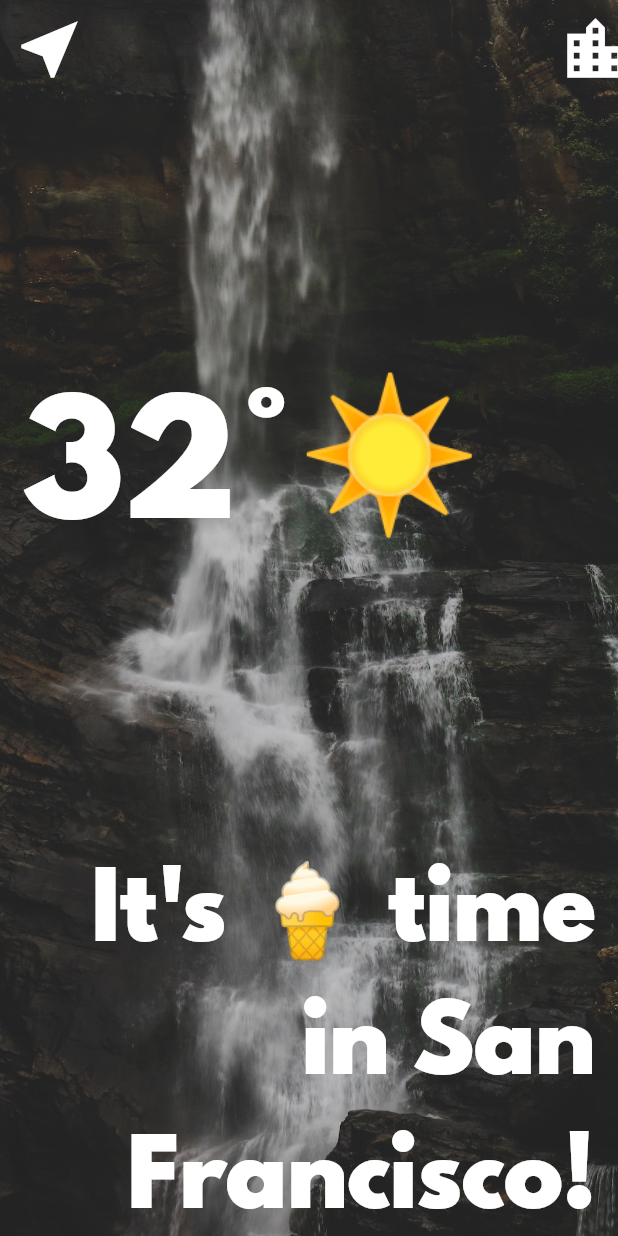
After one commit to ChuguevRoman/weather, a Flutter app: the LocationScreen screen opened directly, on a phone screen of 412 x 824 dp. The commit adds this screen. Run offline on Flutter 3.47's test engine with Material 2 defaults, Android fonts, the phone set to English and light mode, and no system bars; our stand-ins replace geolocator.

Commit message:
Created location_screen which will display weather data. I created the images and fonts folders into which I uploaded the files. I included them in pubspec.yaml. Created a constants file.

```diff
--- a/lib/screens/loading_screen.dart
+++ b/lib/screens/loading_screen.dart
@@ -1,6 +1,4 @@
 import 'package:flutter/material.dart';
-
-import '../services/location.dart';
 
 class LoadingScreen extends StatefulWidget {
   const LoadingScreen({Key? key}) : super(key: key);
--- /dev/null
+++ b/lib/screens/location_screen.dart
@@ -0,0 +1,79 @@
+import 'package:flutter/material.dart';
+
+import '../utilities/constants.dart';
+
+class LocationScreen extends StatefulWidget {
+  const LocationScreen({super.key});
+
+  @override
+  State<LocationScreen> createState() => _LocationScreenState();
+}
+
+class _LocationScreenState extends State<LocationScreen> {
+  @override
+  Widget build(BuildContext context) {
+    return Scaffold(
+      body: Container(
+        decoration: BoxDecoration(
+          image: DecorationImage(
+            image: const AssetImage('images/location_background.jpg'),
+            fit: BoxFit.cover,
+            colorFilter: ColorFilter.mode(
+                Colors.white.withOpacity(0.8), BlendMode.dstATop),
+          ),
+        ),
+        constraints: const BoxConstraints.expand(),
+        child: SafeArea(
+          child: Column(
+            mainAxisAlignment: MainAxisAlignment.spaceBetween,
+            crossAxisAlignment: CrossAxisAlignment.stretch,
+            children: <Widget>[
+              Row(
+                mainAxisAlignment: MainAxisAlignment.spaceBetween,
+                children: <Widget>[
+                  IconButton(
+                    onPressed: () {},
+                    icon: const Icon(
+                      Icons.near_me,
+                      size: 50.0,
+                    ),
+                  ),
+                  IconButton(
+                    onPressed: () {},
+                    icon: const Icon(
+                      Icons.location_city,
+                      size: 50.0,
+                    ),
+                  ),
+                ],
+              ),
+              Padding(
+                padding: const EdgeInsets.only(left: 15.0),
+                child: Row(
+                  children: const <Widget>[
+                    Text(
+                      '32°',
+                      style: kTempTextStyle,
+                    ),
+                    Text(
+                      '☀️',
+                      style: kConditionTextStyle,
+                    ),
+                  ],
+                ),
+              ),
+              const Padding(
+                padding: EdgeInsets.only(right: 15.0),
+                child: Text(
+                  "It's 🍦 time in San Francisco!",
+                  textAlign: TextAlign.right,
+                  style: kMessageTextStyle,
+                ),
+              ),
+            ],
+          ),
+        ),
+      ),
+    );
+  }
+}
--- /dev/null
+++ b/lib/utilities/constants.dart
@@ -0,0 +1,20 @@
+import 'package:flutter/material.dart';
+
+const kTempTextStyle = TextStyle(
+  fontFamily: 'Spartan MB',
+  fontSize: 100.0,
+);
+
+const kMessageTextStyle = TextStyle(
+  fontFamily: 'Spartan MB',
+  fontSize: 60.0,
+);
+
+const kButtonTextStyle = TextStyle(
+  fontSize: 30.0,
+  fontFamily: 'Spartan MB',
+);
+
+const kConditionTextStyle = TextStyle(
+  fontSize: 100.0,
+);
```
Also changed, not shown: pubspec.yaml (+7 -6 lines), fonts/SpartanMB-Black.otf (added), images/city_background.jpg (added), images/location_background.jpg (added).
